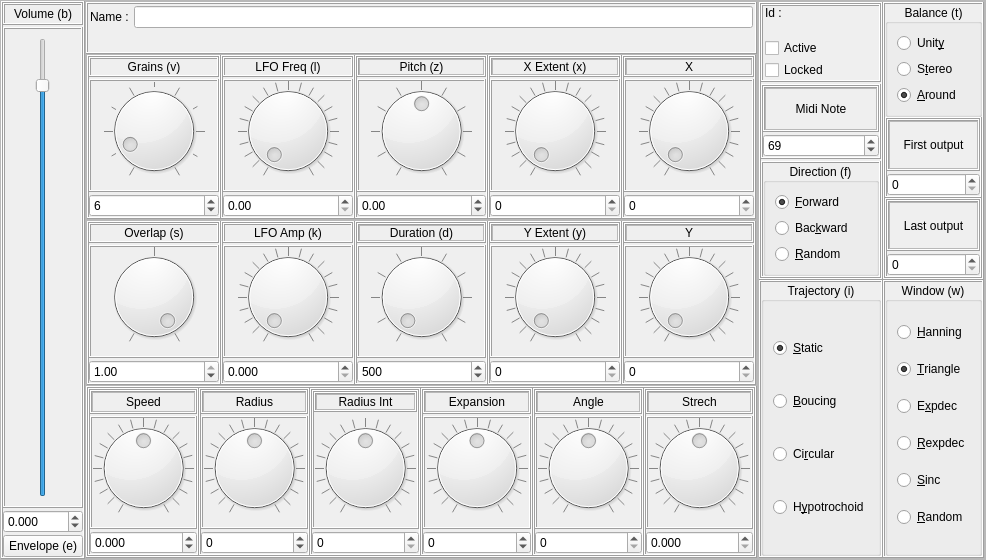
First picture: the form in sources/interface/CloudDialog.ui, repository linuxmao-org/Frontieres, before the edit.
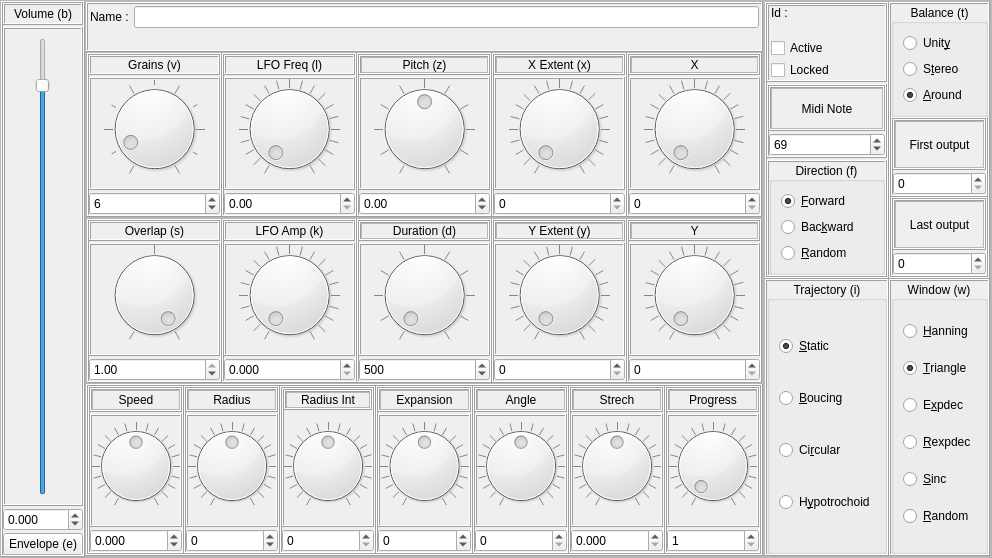
Second picture: the form after the edit. Icons and pictures are not drawn.

What changed in the file:
```diff
--- a/sources/interface/CloudDialog.ui
+++ b/sources/interface/CloudDialog.ui
@@ -6,8 +6,8 @@
    <rect>
     <x>0</x>
     <y>0</y>
-    <width>986</width>
-    <height>560</height>
+    <width>992</width>
+    <height>558</height>
    </rect>
   </property>
   <property name="windowTitle">
@@ -2016,10 +2016,58 @@
            <property name="frameShadow">
             <enum>QFrame::Raised</enum>
            </property>
-           <layout class="QHBoxLayout" name="horizontalLayout_6">
+           <layout class="QGridLayout" name="gridLayout_2">
+            <property name="leftMargin">
+             <number>0</number>
+            </property>
+            <property name="topMargin">
+             <number>0</number>
+            </property>
+            <property name="rightMargin">
+             <number>0</number>
+            </property>
+            <property name="bottomMargin">
+             <number>0</number>
+            </property>
+            <property name="horizontalSpacing">
+             <number>0</number>
+            </property>
+            <item row="1" column="2">
+             <widget class="QFrame" name="frame_RadiusInt">
+              <property name="frameShape">
+               <enum>QFrame::Box</enum>
+              </property>
+              <property name="frameShadow">
+               <enum>QFrame::Raised</enum>
+              </property>
+              <layout class="QVBoxLayout" name="verticalLayout_75">
             <property name="spacing">
+                <number>2</number>
+               </property>
+               <property name="sizeConstraint">
+                <enum>QLayout::SetMaximumSize</enum>
+               </property>
+               <property name="leftMargin">
              <number>0</number>
             </property>
+               <property name="topMargin">
+                <number>0</number>
+               </property>
+               <property name="rightMargin">
+                <number>0</number>
+               </property>
+               <property name="bottomMargin">
+                <number>0</number>
+               </property>
+               <item>
+                <widget class="QFrame" name="frame_Dial_RadiusInt">
+                 <property name="frameShape">
+                  <enum>QFrame::Box</enum>
+                 </property>
+                 <property name="frameShadow">
+                  <enum>QFrame::Raised</enum>
+                 </property>
+                 <layout class="QVBoxLayout" name="verticalLayout_77">
             <property name="leftMargin">
              <number>0</number>
             </property>
@@ -2029,18 +2077,141 @@
             <property name="rightMargin">
              <number>0</number>
             </property>
+                  <item>
+                   <widget class="QFrame" name="frame_Label_RadiusInt">
+                    <property name="frameShape">
+                     <enum>QFrame::Box</enum>
+                    </property>
+                    <property name="frameShadow">
+                     <enum>QFrame::Raised</enum>
+                    </property>
+                    <layout class="QVBoxLayout" name="verticalLayout_76">
+                     <property name="leftMargin">
+                      <number>0</number>
+                     </property>
+                     <property name="topMargin">
+                      <number>0</number>
+                     </property>
+                     <property name="rightMargin">
+                      <number>0</number>
+                     </property>
             <property name="bottomMargin">
              <number>0</number>
             </property>
             <item>
-             <widget class="QFrame" name="frame_Speed">
+                      <widget class="QLabel" name="label_RadiusInt">
+                       <property name="autoFillBackground">
+                        <bool>false</bool>
+                       </property>
               <property name="frameShape">
+                        <enum>QFrame::StyledPanel</enum>
+                       </property>
+                       <property name="text">
+                        <string>Radius Int</string>
+                       </property>
+                       <property name="alignment">
+                        <set>Qt::AlignCenter</set>
+                       </property>
+                      </widget>
+                     </item>
+                    </layout>
+                   </widget>
+                  </item>
+                  <item>
+                   <widget class="QDial" name="dial_RadiusInt">
+                    <property name="cursor">
+                     <cursorShape>OpenHandCursor</cursorShape>
+                    </property>
+                    <property name="minimum">
+                     <number>-2000</number>
+                    </property>
+                    <property name="maximum">
+                     <number>2000</number>
+                    </property>
+                    <property name="singleStep">
+                     <number>1</number>
+                    </property>
+                    <property name="pageStep">
+                     <number>10</number>
+                    </property>
+                    <property name="value">
+                     <number>0</number>
+                    </property>
+                    <property name="tracking">
+                     <bool>true</bool>
+                    </property>
+                    <property name="orientation">
+                     <enum>Qt::Horizontal</enum>
+                    </property>
+                    <property name="invertedAppearance">
+                     <bool>false</bool>
+                    </property>
+                    <property name="invertedControls">
+                     <bool>false</bool>
+                    </property>
+                    <property name="wrapping">
+                     <bool>false</bool>
+                    </property>
+                    <property name="notchTarget">
+                     <double>50.000000000000000</double>
+                    </property>
+                    <property name="notchesVisible">
+                     <bool>true</bool>
+                    </property>
+                   </widget>
+                  </item>
+                 </layout>
+                </widget>
+               </item>
+               <item>
+                <widget class="QDoubleSpinBox" name="doubleSpinBox_RadiusInt">
+                 <property name="wrapping">
+                  <bool>false</bool>
+                 </property>
+                 <property name="frame">
+                  <bool>true</bool>
+                 </property>
+                 <property name="buttonSymbols">
+                  <enum>QAbstractSpinBox::UpDownArrows</enum>
+                 </property>
+                 <property name="accelerated">
+                  <bool>true</bool>
+                 </property>
+                 <property name="keyboardTracking">
+                  <bool>true</bool>
+                 </property>
+                 <property name="showGroupSeparator" stdset="0">
+                  <bool>false</bool>
+                 </property>
+                 <property name="decimals">
+                  <number>0</number>
+                 </property>
+                 <property name="minimum">
+                  <double>0.000000000000000</double>
+                 </property>
+                 <property name="maximum">
+                  <double>360.000000000000000</double>
+                 </property>
+                 <property name="singleStep">
+                  <double>1.000000000000000</double>
+                 </property>
+                 <property name="value">
+                  <double>0.000000000000000</double>
+                 </property>
+                </widget>
+               </item>
+              </layout>
+             </widget>
+            </item>
+            <item row="1" column="4">
+             <widget class="QFrame" name="frame_Angle">
+              <property name="frameShape">
                <enum>QFrame::Box</enum>
               </property>
               <property name="frameShadow">
                <enum>QFrame::Raised</enum>
               </property>
-              <layout class="QVBoxLayout" name="verticalLayout_68">
+              <layout class="QVBoxLayout" name="verticalLayout_71">
                <property name="spacing">
                 <number>2</number>
                </property>
@@ -2060,14 +2231,14 @@
                 <number>0</number>
                </property>
                <item>
-                <widget class="QFrame" name="frame_Label_Speed">
+                <widget class="QFrame" name="frame_Label_Angle">
                  <property name="frameShape">
                   <enum>QFrame::Box</enum>
                  </property>
                  <property name="frameShadow">
                   <enum>QFrame::Raised</enum>
                  </property>
-                 <layout class="QVBoxLayout" name="verticalLayout_69">
+                 <layout class="QVBoxLayout" name="verticalLayout_72">
                   <property name="leftMargin">
                    <number>0</number>
                   </property>
@@ -2081,7 +2252,7 @@
                    <number>0</number>
                   </property>
                   <item>
-                   <widget class="QLabel" name="label_Speed">
+                   <widget class="QLabel" name="label_Angle">
                     <property name="autoFillBackground">
                      <bool>false</bool>
                     </property>
@@ -2089,7 +2260,7 @@
                      <enum>QFrame::StyledPanel</enum>
                     </property>
                     <property name="text">
-                     <string>Speed</string>
+                     <string>Angle</string>
                     </property>
                     <property name="alignment">
                      <set>Qt::AlignCenter</set>
@@ -2100,14 +2271,14 @@
                 </widget>
                </item>
                <item>
-                <widget class="QFrame" name="frame_Dial_Speed">
+                <widget class="QFrame" name="frame_Dial_Angle">
                  <property name="frameShape">
                   <enum>QFrame::Box</enum>
                  </property>
                  <property name="frameShadow">
                   <enum>QFrame::Raised</enum>
                  </property>
-                 <layout class="QVBoxLayout" name="verticalLayout_70">
+                 <layout class="QVBoxLayout" name="verticalLayout_73">
                   <property name="leftMargin">
                    <number>0</number>
                   </property>
@@ -2118,7 +2289,7 @@
                    <number>0</number>
                   </property>
                   <item>
-                   <widget class="QDial" name="dial_Speed">
+                   <widget class="QDial" name="dial_Angle">
                     <property name="cursor">
                      <cursorShape>OpenHandCursor</cursorShape>
                     </property>
@@ -2164,7 +2335,7 @@
                 </widget>
                </item>
                <item>
-                <widget class="QDoubleSpinBox" name="doubleSpinBox_Speed">
+                <widget class="QDoubleSpinBox" name="doubleSpinBox_Angle">
                  <property name="wrapping">
                   <bool>false</bool>
                  </property>
@@ -2184,13 +2355,13 @@
                   <bool>false</bool>
                  </property>
                  <property name="decimals">
-                  <number>3</number>
+                  <number>0</number>
                  </property>
                  <property name="minimum">
-                  <double>-100.000000000000000</double>
+                  <double>0.000000000000000</double>
                  </property>
                  <property name="maximum">
-                  <double>100.000000000000000</double>
+                  <double>360.000000000000000</double>
                  </property>
                  <property name="singleStep">
                   <double>0.010000000000000</double>
@@ -2203,7 +2374,7 @@
               </layout>
              </widget>
             </item>
-            <item>
+            <item row="1" column="1">
              <widget class="QFrame" name="frame_Radius">
               <property name="frameShape">
                <enum>QFrame::Box</enum>
@@ -2374,178 +2545,7 @@
               </layout>
              </widget>
             </item>
-            <item>
-             <widget class="QFrame" name="frame_RadiusInt">
-              <property name="frameShape">
-               <enum>QFrame::Box</enum>
-              </property>
-              <property name="frameShadow">
-               <enum>QFrame::Raised</enum>
-              </property>
-              <layout class="QVBoxLayout" name="verticalLayout_75">
-               <property name="spacing">
-                <number>2</number>
-               </property>
-               <property name="sizeConstraint">
-                <enum>QLayout::SetMaximumSize</enum>
-               </property>
-               <property name="leftMargin">
-                <number>0</number>
-               </property>
-               <property name="topMargin">
-                <number>0</number>
-               </property>
-               <property name="rightMargin">
-                <number>0</number>
-               </property>
-               <property name="bottomMargin">
-                <number>0</number>
-               </property>
-               <item>
-                <widget class="QFrame" name="frame_Dial_RadiusInt">
-                 <property name="frameShape">
-                  <enum>QFrame::Box</enum>
-                 </property>
-                 <property name="frameShadow">
-                  <enum>QFrame::Raised</enum>
-                 </property>
-                 <layout class="QVBoxLayout" name="verticalLayout_77">
-                  <property name="leftMargin">
-                   <number>0</number>
-                  </property>
-                  <property name="topMargin">
-                   <number>0</number>
-                  </property>
-                  <property name="rightMargin">
-                   <number>0</number>
-                  </property>
-                  <item>
-                   <widget class="QFrame" name="frame_Label_RadiusInt">
-                    <property name="frameShape">
-                     <enum>QFrame::Box</enum>
-                    </property>
-                    <property name="frameShadow">
-                     <enum>QFrame::Raised</enum>
-                    </property>
-                    <layout class="QVBoxLayout" name="verticalLayout_76">
-                     <property name="leftMargin">
-                      <number>0</number>
-                     </property>
-                     <property name="topMargin">
-                      <number>0</number>
-                     </property>
-                     <property name="rightMargin">
-                      <number>0</number>
-                     </property>
-                     <property name="bottomMargin">
-                      <number>0</number>
-                     </property>
-                     <item>
-                      <widget class="QLabel" name="label_RadiusInt">
-                       <property name="autoFillBackground">
-                        <bool>false</bool>
-                       </property>
-                       <property name="frameShape">
-                        <enum>QFrame::StyledPanel</enum>
-                       </property>
-                       <property name="text">
-                        <string>Radius Int</string>
-                       </property>
-                       <property name="alignment">
-                        <set>Qt::AlignCenter</set>
-                       </property>
-                      </widget>
-                     </item>
-                    </layout>
-                   </widget>
-                  </item>
-                  <item>
-                   <widget class="QDial" name="dial_RadiusInt">
-                    <property name="cursor">
-                     <cursorShape>OpenHandCursor</cursorShape>
-                    </property>
-                    <property name="minimum">
-                     <number>-2000</number>
-                    </property>
-                    <property name="maximum">
-                     <number>2000</number>
-                    </property>
-                    <property name="singleStep">
-                     <number>1</number>
-                    </property>
-                    <property name="pageStep">
-                     <number>10</number>
-                    </property>
-                    <property name="value">
-                     <number>0</number>
-                    </property>
-                    <property name="tracking">
-                     <bool>true</bool>
-                    </property>
-                    <property name="orientation">
-                     <enum>Qt::Horizontal</enum>
-                    </property>
-                    <property name="invertedAppearance">
-                     <bool>false</bool>
-                    </property>
-                    <property name="invertedControls">
-                     <bool>false</bool>
-                    </property>
-                    <property name="wrapping">
-                     <bool>false</bool>
-                    </property>
-                    <property name="notchTarget">
-                     <double>50.000000000000000</double>
-                    </property>
-                    <property name="notchesVisible">
-                     <bool>true</bool>
-                    </property>
-                   </widget>
-                  </item>
-                 </layout>
-                </widget>
-               </item>
-               <item>
-                <widget class="QDoubleSpinBox" name="doubleSpinBox_RadiusInt">
-                 <property name="wrapping">
-                  <bool>false</bool>
-                 </property>
-                 <property name="frame">
-                  <bool>true</bool>
-                 </property>
-                 <property name="buttonSymbols">
-                  <enum>QAbstractSpinBox::UpDownArrows</enum>
-                 </property>
-                 <property name="accelerated">
-                  <bool>true</bool>
-                 </property>
-                 <property name="keyboardTracking">
-                  <bool>true</bool>
-                 </property>
-                 <property name="showGroupSeparator" stdset="0">
-                  <bool>false</bool>
-                 </property>
-                 <property name="decimals">
-                  <number>0</number>
-                 </property>
-                 <property name="minimum">
-                  <double>0.000000000000000</double>
-                 </property>
-                 <property name="maximum">
-                  <double>360.000000000000000</double>
-                 </property>
-                 <property name="singleStep">
-                  <double>1.000000000000000</double>
-                 </property>
-                 <property name="value">
-                  <double>0.000000000000000</double>
-                 </property>
-                </widget>
-               </item>
-              </layout>
-             </widget>
-            </item>
-            <item>
+            <item row="1" column="3">
              <widget class="QFrame" name="frame_Expansion">
               <property name="frameShape">
                <enum>QFrame::Box</enum>
@@ -2716,178 +2716,7 @@
               </layout>
              </widget>
             </item>
-            <item>
-             <widget class="QFrame" name="frame_Angle">
-              <property name="frameShape">
-               <enum>QFrame::Box</enum>
-              </property>
-              <property name="frameShadow">
-               <enum>QFrame::Raised</enum>
-              </property>
-              <layout class="QVBoxLayout" name="verticalLayout_71">
-               <property name="spacing">
-                <number>2</number>
-               </property>
-               <property name="sizeConstraint">
-                <enum>QLayout::SetMaximumSize</enum>
-               </property>
-               <property name="leftMargin">
-                <number>0</number>
-               </property>
-               <property name="topMargin">
-                <number>0</number>
-               </property>
-               <property name="rightMargin">
-                <number>0</number>
-               </property>
-               <property name="bottomMargin">
-                <number>0</number>
-               </property>
-               <item>
-                <widget class="QFrame" name="frame_Label_Angle">
-                 <property name="frameShape">
-                  <enum>QFrame::Box</enum>
-                 </property>
-                 <property name="frameShadow">
-                  <enum>QFrame::Raised</enum>
-                 </property>
-                 <layout class="QVBoxLayout" name="verticalLayout_72">
-                  <property name="leftMargin">
-                   <number>0</number>
-                  </property>
-                  <property name="topMargin">
-                   <number>0</number>
-                  </property>
-                  <property name="rightMargin">
-                   <number>0</number>
-                  </property>
-                  <property name="bottomMargin">
-                   <number>0</number>
-                  </property>
-                  <item>
-                   <widget class="QLabel" name="label_Angle">
-                    <property name="autoFillBackground">
-                     <bool>false</bool>
-                    </property>
-                    <property name="frameShape">
-                     <enum>QFrame::StyledPanel</enum>
-                    </property>
-                    <property name="text">
-                     <string>Angle</string>
-                    </property>
-                    <property name="alignment">
-                     <set>Qt::AlignCenter</set>
-                    </property>
-                   </widget>
-                  </item>
-                 </layout>
-                </widget>
-               </item>
-               <item>
-                <widget class="QFrame" name="frame_Dial_Angle">
-                 <property name="frameShape">
-                  <enum>QFrame::Box</enum>
-                 </property>
-                 <property name="frameShadow">
-                  <enum>QFrame::Raised</enum>
-                 </property>
-                 <layout class="QVBoxLayout" name="verticalLayout_73">
-                  <property name="leftMargin">
-                   <number>0</number>
-                  </property>
-                  <property name="topMargin">
-                   <number>0</number>
-                  </property>
-                  <property name="rightMargin">
-                   <number>0</number>
-                  </property>
-                  <item>
-                   <widget class="QDial" name="dial_Angle">
-                    <property name="cursor">
-                     <cursorShape>OpenHandCursor</cursorShape>
-                    </property>
-                    <property name="minimum">
-                     <number>-2000</number>
-                    </property>
-                    <property name="maximum">
-                     <number>2000</number>
-                    </property>
-                    <property name="singleStep">
-                     <number>1</number>
-                    </property>
-                    <property name="pageStep">
-                     <number>10</number>
-                    </property>
-                    <property name="value">
-                     <number>0</number>
-                    </property>
-                    <property name="tracking">
-                     <bool>true</bool>
-                    </property>
-                    <property name="orientation">
-                     <enum>Qt::Horizontal</enum>
-                    </property>
-                    <property name="invertedAppearance">
-                     <bool>false</bool>
-                    </property>
-                    <property name="invertedControls">
-                     <bool>false</bool>
-                    </property>
-                    <property name="wrapping">
-                     <bool>false</bool>
-                    </property>
-                    <property name="notchTarget">
-                     <double>50.000000000000000</double>
-                    </property>
-                    <property name="notchesVisible">
-                     <bool>true</bool>
-                    </property>
-                   </widget>
-                  </item>
-                 </layout>
-                </widget>
-               </item>
-               <item>
-                <widget class="QDoubleSpinBox" name="doubleSpinBox_Angle">
-                 <property name="wrapping">
-                  <bool>false</bool>
-                 </property>
-                 <property name="frame">
-                  <bool>true</bool>
-                 </property>
-                 <property name="buttonSymbols">
-                  <enum>QAbstractSpinBox::UpDownArrows</enum>
-                 </property>
-                 <property name="accelerated">
-                  <bool>true</bool>
-                 </property>
-                 <property name="keyboardTracking">
-                  <bool>true</bool>
-                 </property>
-                 <property name="showGroupSeparator" stdset="0">
-                  <bool>false</bool>
-                 </property>
-                 <property name="decimals">
-                  <number>0</number>
-                 </property>
-                 <property name="minimum">
-                  <double>0.000000000000000</double>
-                 </property>
-                 <property name="maximum">
-                  <double>360.000000000000000</double>
-                 </property>
-                 <property name="singleStep">
-                  <double>1.000000000000000</double>
-                 </property>
-                 <property name="value">
-                  <double>0.000000000000000</double>
-                 </property>
-                </widget>
-               </item>
-              </layout>
-             </widget>
-            </item>
-            <item>
+            <item row="1" column="5">
              <widget class="QFrame" name="frame_Strech">
               <property name="frameShape">
                <enum>QFrame::Box</enum>
@@ -3058,6 +2887,348 @@
               </layout>
              </widget>
             </item>
+            <item row="1" column="6">
+             <widget class="QFrame" name="frame_Progress">
+              <property name="frameShape">
+               <enum>QFrame::Box</enum>
+              </property>
+              <property name="frameShadow">
+               <enum>QFrame::Raised</enum>
+              </property>
+              <layout class="QVBoxLayout" name="verticalLayout_78">
+               <property name="spacing">
+                <number>2</number>
+               </property>
+               <property name="sizeConstraint">
+                <enum>QLayout::SetMaximumSize</enum>
+               </property>
+               <property name="leftMargin">
+                <number>0</number>
+               </property>
+               <property name="topMargin">
+                <number>0</number>
+               </property>
+               <property name="rightMargin">
+                <number>0</number>
+               </property>
+               <property name="bottomMargin">
+                <number>0</number>
+               </property>
+               <item>
+                <widget class="QFrame" name="frame_Label_Progress">
+                 <property name="frameShape">
+                  <enum>QFrame::Box</enum>
+                 </property>
+                 <property name="frameShadow">
+                  <enum>QFrame::Raised</enum>
+                 </property>
+                 <layout class="QVBoxLayout" name="verticalLayout_79">
+                  <property name="leftMargin">
+                   <number>0</number>
+                  </property>
+                  <property name="topMargin">
+                   <number>0</number>
+                  </property>
+                  <property name="rightMargin">
+                   <number>0</number>
+                  </property>
+                  <property name="bottomMargin">
+                   <number>0</number>
+                  </property>
+                  <item>
+                   <widget class="QLabel" name="label_Progress">
+                    <property name="autoFillBackground">
+                     <bool>false</bool>
+                    </property>
+                    <property name="frameShape">
+                     <enum>QFrame::StyledPanel</enum>
+                    </property>
+                    <property name="text">
+                     <string>Progress</string>
+                    </property>
+                    <property name="alignment">
+                     <set>Qt::AlignCenter</set>
+                    </property>
+                   </widget>
+                  </item>
+                 </layout>
+                </widget>
+               </item>
+               <item>
+                <widget class="QFrame" name="frame_Dial_Progress">
+                 <property name="frameShape">
+                  <enum>QFrame::Box</enum>
+                 </property>
+                 <property name="frameShadow">
+                  <enum>QFrame::Raised</enum>
+                 </property>
+                 <layout class="QVBoxLayout" name="verticalLayout_80">
+                  <property name="leftMargin">
+                   <number>0</number>
+                  </property>
+                  <property name="topMargin">
+                   <number>0</number>
+                  </property>
+                  <property name="rightMargin">
+                   <number>0</number>
+                  </property>
+                  <item>
+                   <widget class="QDial" name="dial_Progress">
+                    <property name="cursor">
+                     <cursorShape>OpenHandCursor</cursorShape>
+                    </property>
+                    <property name="minimum">
+                     <number>1</number>
+                    </property>
+                    <property name="maximum">
+                     <number>1000</number>
+                    </property>
+                    <property name="singleStep">
+                     <number>1</number>
+                    </property>
+                    <property name="pageStep">
+                     <number>10</number>
+                    </property>
+                    <property name="value">
+                     <number>1</number>
+                    </property>
+                    <property name="tracking">
+                     <bool>true</bool>
+                    </property>
+                    <property name="orientation">
+                     <enum>Qt::Horizontal</enum>
+                    </property>
+                    <property name="invertedAppearance">
+                     <bool>false</bool>
+                    </property>
+                    <property name="invertedControls">
+                     <bool>false</bool>
+                    </property>
+                    <property name="wrapping">
+                     <bool>false</bool>
+                    </property>
+                    <property name="notchTarget">
+                     <double>50.000000000000000</double>
+                    </property>
+                    <property name="notchesVisible">
+                     <bool>true</bool>
+                    </property>
+                   </widget>
+                  </item>
+                 </layout>
+                </widget>
+               </item>
+               <item>
+                <widget class="QDoubleSpinBox" name="doubleSpinBox_Progress">
+                 <property name="wrapping">
+                  <bool>false</bool>
+                 </property>
+                 <property name="frame">
+                  <bool>true</bool>
+                 </property>
+                 <property name="buttonSymbols">
+                  <enum>QAbstractSpinBox::UpDownArrows</enum>
+                 </property>
+                 <property name="accelerated">
+                  <bool>true</bool>
+                 </property>
+                 <property name="keyboardTracking">
+                  <bool>true</bool>
+                 </property>
+                 <property name="showGroupSeparator" stdset="0">
+                  <bool>false</bool>
+                 </property>
+                 <property name="decimals">
+                  <number>0</number>
+                 </property>
+                 <property name="minimum">
+                  <double>1.000000000000000</double>
+                 </property>
+                 <property name="maximum">
+                  <double>1000.000000000000000</double>
+                 </property>
+                 <property name="singleStep">
+                  <double>1.000000000000000</double>
+                 </property>
+                 <property name="value">
+                  <double>1.000000000000000</double>
+                 </property>
+                </widget>
+               </item>
+              </layout>
+             </widget>
+            </item>
+            <item row="1" column="0">
+             <widget class="QFrame" name="frame_Speed">
+              <property name="frameShape">
+               <enum>QFrame::Box</enum>
+              </property>
+              <property name="frameShadow">
+               <enum>QFrame::Raised</enum>
+              </property>
+              <layout class="QVBoxLayout" name="verticalLayout_68">
+               <property name="spacing">
+                <number>2</number>
+               </property>
+               <property name="sizeConstraint">
+                <enum>QLayout::SetMaximumSize</enum>
+               </property>
+               <property name="leftMargin">
+                <number>0</number>
+               </property>
+               <property name="topMargin">
+                <number>0</number>
+               </property>
+               <property name="rightMargin">
+                <number>0</number>
+               </property>
+               <property name="bottomMargin">
+                <number>0</number>
+               </property>
+               <item>
+                <widget class="QFrame" name="frame_Label_Speed">
+                 <property name="frameShape">
+                  <enum>QFrame::Box</enum>
+                 </property>
+                 <property name="frameShadow">
+                  <enum>QFrame::Raised</enum>
+                 </property>
+                 <layout class="QVBoxLayout" name="verticalLayout_69">
+                  <property name="leftMargin">
+                   <number>0</number>
+                  </property>
+                  <property name="topMargin">
+                   <number>0</number>
+                  </property>
+                  <property name="rightMargin">
+                   <number>0</number>
+                  </property>
+                  <property name="bottomMargin">
+                   <number>0</number>
+                  </property>
+                  <item>
+                   <widget class="QLabel" name="label_Speed">
+                    <property name="autoFillBackground">
+                     <bool>false</bool>
+                    </property>
+                    <property name="frameShape">
+                     <enum>QFrame::StyledPanel</enum>
+                    </property>
+                    <property name="text">
+                     <string>Speed</string>
+                    </property>
+                    <property name="alignment">
+                     <set>Qt::AlignCenter</set>
+                    </property>
+                   </widget>
+                  </item>
+                 </layout>
+                </widget>
+               </item>
+               <item>
+                <widget class="QFrame" name="frame_Dial_Speed">
+                 <property name="frameShape">
+                  <enum>QFrame::Box</enum>
+                 </property>
+                 <property name="frameShadow">
+                  <enum>QFrame::Raised</enum>
+                 </property>
+                 <layout class="QVBoxLayout" name="verticalLayout_70">
+                  <property name="leftMargin">
+                   <number>0</number>
+                  </property>
+                  <property name="topMargin">
+                   <number>0</number>
+                  </property>
+                  <property name="rightMargin">
+                   <number>0</number>
+                  </property>
+                  <item>
+                   <widget class="QDial" name="dial_Speed">
+                    <property name="cursor">
+                     <cursorShape>OpenHandCursor</cursorShape>
+                    </property>
+                    <property name="minimum">
+                     <number>-2000</number>
+                    </property>
+                    <property name="maximum">
+                     <number>2000</number>
+                    </property>
+                    <property name="singleStep">
+                     <number>1</number>
+                    </property>
+                    <property name="pageStep">
+                     <number>10</number>
+                    </property>
+                    <property name="value">
+                     <number>0</number>
+                    </property>
+                    <property name="tracking">
+                     <bool>true</bool>
+                    </property>
+                    <property name="orientation">
+                     <enum>Qt::Horizontal</enum>
+                    </property>
+                    <property name="invertedAppearance">
+                     <bool>false</bool>
+                    </property>
+                    <property name="invertedControls">
+                     <bool>false</bool>
+                    </property>
+                    <property name="wrapping">
+                     <bool>false</bool>
+                    </property>
+                    <property name="notchTarget">
+                     <double>50.000000000000000</double>
+                    </property>
+                    <property name="notchesVisible">
+                     <bool>true</bool>
+                    </property>
+                   </widget>
+                  </item>
+                 </layout>
+                </widget>
+               </item>
+               <item>
+                <widget class="QDoubleSpinBox" name="doubleSpinBox_Speed">
+                 <property name="wrapping">
+                  <bool>false</bool>
+                 </property>
+                 <property name="frame">
+                  <bool>true</bool>
+                 </property>
+                 <property name="buttonSymbols">
+                  <enum>QAbstractSpinBox::UpDownArrows</enum>
+                 </property>
+                 <property name="accelerated">
+                  <bool>true</bool>
+                 </property>
+                 <property name="keyboardTracking">
+                  <bool>true</bool>
+                 </property>
+                 <property name="showGroupSeparator" stdset="0">
+                  <bool>false</bool>
+                 </property>
+                 <property name="decimals">
+                  <number>3</number>
+                 </property>
+                 <property name="minimum">
+                  <double>-100.000000000000000</double>
+                 </property>
+                 <property name="maximum">
+                  <double>100.000000000000000</double>
+                 </property>
+                 <property name="singleStep">
+                  <double>0.010000000000000</double>
+                 </property>
+                 <property name="value">
+                  <double>0.000000000000000</double>
+                 </property>
+                </widget>
+               </item>
+              </layout>
+             </widget>
+            </item>
            </layout>
           </widget>
          </item>
```
Left out of the diff: 2 changed lines with no effect on the pictures. Lines whose indentation alone changed are shown as unchanged.
